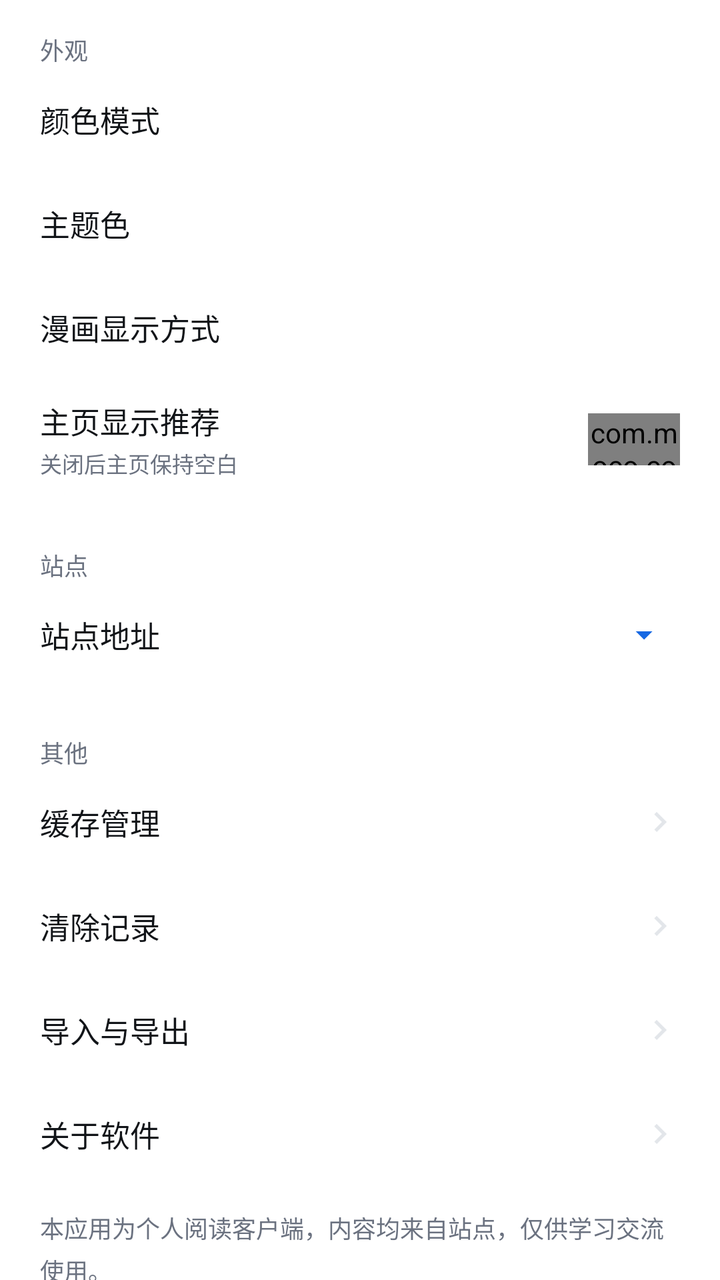
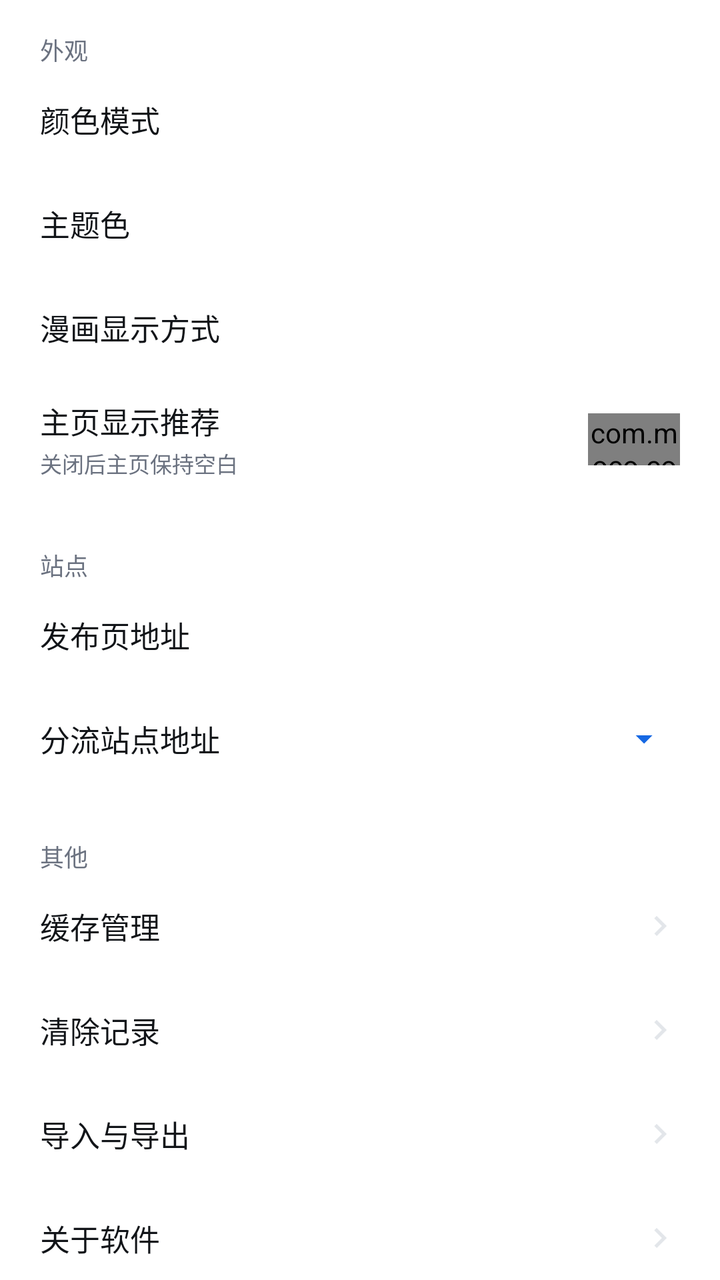

An Android layout rendered at two revisions. The XML below is the earlier revision; the diff shows what the commit changed to produce the second picture.
<!-- AndroidManifest.xml: application theme Theme.ComicSearch -->
<!-- res/layout/settings_content.xml -->
<?xml version="1.0" encoding="utf-8"?>
<ScrollView xmlns:android="http://schemas.android.com/apk/res/android"
    android:layout_width="match_parent"
    android:layout_height="match_parent"
    android:background="@color/bg"
    android:scrollbars="none">

    <LinearLayout
        android:layout_width="match_parent"
        android:layout_height="wrap_content"
        android:orientation="vertical"
        android:paddingBottom="28dp">

        <TextView
            android:layout_width="wrap_content"
            android:layout_height="wrap_content"
            android:layout_marginStart="20dp"
            android:layout_marginTop="16dp"
            android:text="@string/section_appearance"
            android:textColor="@color/muted"
            android:textSize="12sp" />

        <LinearLayout
            android:id="@+id/rowTheme"
            android:layout_width="match_parent"
            android:layout_height="52dp"
            android:orientation="horizontal"
            android:gravity="center_vertical"
            android:paddingStart="20dp"
            android:paddingEnd="20dp"
            android:clickable="true"
            android:focusable="true"
            android:background="?attr/selectableItemBackground">

            <TextView
                android:layout_width="0dp"
                android:layout_height="wrap_content"
                android:layout_weight="1"
                android:text="@string/theme_mode"
                android:textColor="@color/on_surface"
                android:textSize="15sp" />

            <TextView
                android:id="@+id/themeValue"
                android:layout_width="wrap_content"
                android:layout_height="wrap_content"
                android:textColor="@color/muted"
                android:textSize="13sp" />
        </LinearLayout>

        <LinearLayout
            android:id="@+id/rowAccent"
            android:layout_width="match_parent"
            android:layout_height="52dp"
            android:orientation="horizontal"
            android:gravity="center_vertical"
            android:paddingStart="20dp"
            android:paddingEnd="20dp"
            android:clickable="true"
            android:focusable="true"
            android:background="?attr/selectableItemBackground">

            <TextView
                android:layout_width="0dp"
                android:layout_height="wrap_content"
                android:layout_weight="1"
                android:text="@string/theme_accent"
                android:textColor="@color/on_surface"
                android:textSize="15sp" />

            <TextView
                android:id="@+id/accentValue"
                android:layout_width="wrap_content"
                android:layout_height="wrap_content"
                android:textColor="@color/muted"
                android:textSize="13sp" />
        </LinearLayout>

        <LinearLayout
            android:id="@+id/rowViewMode"
            android:layout_width="match_parent"
            android:layout_height="52dp"
            android:orientation="horizontal"
            android:gravity="center_vertical"
            android:paddingStart="20dp"
            android:paddingEnd="20dp"
            android:clickable="true"
            android:focusable="true"
            android:background="?attr/selectableItemBackground">

            <TextView
                android:layout_width="0dp"
                android:layout_height="wrap_content"
                android:layout_weight="1"
                android:text="@string/view_mode"
                android:textColor="@color/on_surface"
                android:textSize="15sp" />

            <TextView
                android:id="@+id/viewModeValue"
                android:layout_width="wrap_content"
                android:layout_height="wrap_content"
                android:textColor="@color/muted"
                android:textSize="13sp" />
        </LinearLayout>

        <LinearLayout
            android:id="@+id/rowHomeRecommend"
            android:layout_width="match_parent"
            android:layout_height="60dp"
            android:orientation="horizontal"
            android:gravity="center_vertical"
            android:paddingStart="20dp"
            android:paddingEnd="20dp"
            android:clickable="true"
            android:focusable="true"
            android:background="?attr/selectableItemBackground">

            <LinearLayout
                android:layout_width="0dp"
                android:layout_height="wrap_content"
                android:layout_weight="1"
                android:orientation="vertical">

                <TextView
                    android:layout_width="wrap_content"
                    android:layout_height="wrap_content"
                    android:text="@string/home_recommend"
                    android:textColor="@color/on_surface"
                    android:textSize="15sp" />

                <TextView
                    android:layout_width="wrap_content"
                    android:layout_height="wrap_content"
                    android:layout_marginTop="2dp"
                    android:text="@string/home_recommend_hint"
                    android:textColor="@color/muted"
                    android:textSize="11sp" />
            </LinearLayout>

            <com.moco.comicsearch.PillSwitch
                android:id="@+id/swHomeRecommend"
                android:layout_width="46dp"
                android:layout_height="26dp" />
        </LinearLayout>

        <TextView
            android:layout_width="wrap_content"
            android:layout_height="wrap_content"
            android:layout_marginStart="20dp"
            android:layout_marginTop="24dp"
            android:text="@string/section_site"
            android:textColor="@color/muted"
            android:textSize="12sp" />

        <LinearLayout
            android:id="@+id/rowSite"
            android:layout_width="match_parent"
            android:layout_height="52dp"
            android:orientation="horizontal"
            android:gravity="center_vertical"
            android:paddingStart="20dp"
            android:paddingEnd="20dp"
            android:clickable="true"
            android:focusable="true"
            android:background="?attr/selectableItemBackground">

            <TextView
                android:layout_width="0dp"
                android:layout_height="wrap_content"
                android:layout_weight="1"
                android:text="@string/site_url"
                android:textColor="@color/on_surface"
                android:textSize="15sp" />

            <TextView
                android:id="@+id/siteValue"
                android:layout_width="wrap_content"
                android:layout_height="wrap_content"
                android:textColor="@color/muted"
                android:textSize="13sp"
                android:maxWidth="200dp"
                android:singleLine="true"
                android:ellipsize="middle" />

            <ImageView
                android:id="@+id/btnMirror"
                android:layout_width="36dp"
                android:layout_height="36dp"
                android:layout_marginStart="2dp"
                android:padding="8dp"
                android:src="@drawable/ic_triangle_down"
                android:contentDescription="@string/pick_mirror_title"
                android:clickable="true"
                android:focusable="true"
                android:background="?attr/selectableItemBackgroundBorderless" />
        </LinearLayout>

        <TextView
            android:layout_width="wrap_content"
            android:layout_height="wrap_content"
            android:layout_marginStart="20dp"
            android:layout_marginTop="24dp"
            android:text="@string/section_other"
            android:textColor="@color/muted"
            android:textSize="12sp" />

        <LinearLayout
            android:id="@+id/rowCacheManage"
            android:layout_width="match_parent"
            android:layout_height="52dp"
            android:orientation="horizontal"
            android:gravity="center_vertical"
            android:paddingStart="20dp"
            android:paddingEnd="20dp"
            android:clickable="true"
            android:focusable="true"
            android:background="?attr/selectableItemBackground">

            <TextView
                android:layout_width="0dp"
                android:layout_height="wrap_content"
                android:layout_weight="1"
                android:text="@string/cache_manage"
                android:textColor="@color/on_surface"
                android:textSize="15sp" />

            <TextView
                android:id="@+id/cacheManageValue"
                android:layout_width="wrap_content"
                android:layout_height="wrap_content"
                android:textColor="@color/muted"
                android:textSize="13sp" />

            <ImageView
                android:layout_width="20dp"
                android:layout_height="20dp"
                android:layout_marginStart="4dp"
                android:src="@drawable/ic_chevron"
                android:contentDescription="@null" />
        </LinearLayout>

        <LinearLayout
            android:id="@+id/rowClearRecords"
            android:layout_width="match_parent"
            android:layout_height="52dp"
            android:orientation="horizontal"
            android:gravity="center_vertical"
            android:paddingStart="20dp"
            android:paddingEnd="20dp"
            android:clickable="true"
            android:focusable="true"
            android:background="?attr/selectableItemBackground">

            <TextView
                android:layout_width="0dp"
                android:layout_height="wrap_content"
                android:layout_weight="1"
                android:text="@string/clear_records"
                android:textColor="@color/on_surface"
                android:textSize="15sp" />

            <ImageView
                android:layout_width="20dp"
                android:layout_height="20dp"
                android:src="@drawable/ic_chevron"
                android:contentDescription="@null" />
        </LinearLayout>

        <LinearLayout
            android:id="@+id/rowImportExport"
            android:layout_width="match_parent"
            android:layout_height="52dp"
            android:orientation="horizontal"
            android:gravity="center_vertical"
            android:paddingStart="20dp"
            android:paddingEnd="20dp"
            android:clickable="true"
            android:focusable="true"
            android:background="?attr/selectableItemBackground">

            <TextView
                android:layout_width="0dp"
                android:layout_height="wrap_content"
                android:layout_weight="1"
                android:text="@string/import_export"
                android:textColor="@color/on_surface"
                android:textSize="15sp" />

            <ImageView
                android:layout_width="20dp"
                android:layout_height="20dp"
                android:src="@drawable/ic_chevron"
                android:contentDescription="@null" />
        </LinearLayout>

        <LinearLayout
            android:id="@+id/rowAbout"
            android:layout_width="match_parent"
            android:layout_height="52dp"
            android:orientation="horizontal"
            android:gravity="center_vertical"
            android:paddingStart="20dp"
            android:paddingEnd="20dp"
            android:clickable="true"
            android:focusable="true"
            android:background="?attr/selectableItemBackground">

            <TextView
                android:layout_width="0dp"
                android:layout_height="wrap_content"
                android:layout_weight="1"
                android:text="@string/about_app"
                android:textColor="@color/on_surface"
                android:textSize="15sp" />

            <TextView
                android:id="@+id/aboutVersionValue"
                android:layout_width="wrap_content"
                android:layout_height="wrap_content"
                android:textColor="@color/muted"
                android:textSize="13sp" />

            <View
                android:id="@+id/aboutDot"
                android:layout_width="8dp"
                android:layout_height="8dp"
                android:layout_marginStart="6dp"
                android:background="@drawable/bg_dot_red"
                android:visibility="gone" />

            <ImageView
                android:layout_width="20dp"
                android:layout_height="20dp"
                android:layout_marginStart="4dp"
                android:src="@drawable/ic_chevron"
                android:contentDescription="@null" />
        </LinearLayout>

        <TextView
            android:layout_width="match_parent"
            android:layout_height="wrap_content"
            android:layout_marginStart="20dp"
            android:layout_marginEnd="20dp"
            android:layout_marginTop="12dp"
            android:text="@string/about_text"
            android:textColor="@color/muted"
            android:textSize="12sp"
            android:lineSpacingExtra="4dp" />
    </LinearLayout>
</ScrollView>
<!-- resources referenced by this layout -->
<resources>
  <color name="bg">#FFFFFF</color>
  <color name="muted">#6B7280</color>
  <color name="on_surface">#111418</color>
  <!-- drawable bg_dot_red (drawable) -->
  <?xml version="1.0" encoding="utf-8"?>
  <shape xmlns:android="http://schemas.android.com/apk/res/android"
      android:shape="oval">
      <solid android:color="@color/danger" />
  </shape>
  <!-- drawable ic_chevron (drawable) -->
  <?xml version="1.0" encoding="utf-8"?>
  <vector xmlns:android="http://schemas.android.com/apk/res/android"
      android:width="24dp"
      android:height="24dp"
      android:viewportWidth="24"
      android:viewportHeight="24"
      android:tint="@color/divider">
      <path
          android:fillColor="#FFFFFF"
          android:pathData="M10 6 8.59 7.41 13.17 12l-4.58 4.59L10 18l6-6z" />
  </vector>
  <!-- drawable ic_triangle_down (drawable) -->
  <?xml version="1.0" encoding="utf-8"?>
  <vector xmlns:android="http://schemas.android.com/apk/res/android"
      android:width="24dp"
      android:height="24dp"
      android:viewportWidth="24"
      android:viewportHeight="24"
      android:tint="?attr/colorPrimary">
      <path
          android:fillColor="#FFFFFF"
          android:pathData="m7 10 5 5 5-5z" />
  </vector>
  <string name="about_app">关于软件</string>
  <string name="about_text">本应用为个人阅读客户端，内容均来自站点，仅供学习交流使用。</string>
  <string name="cache_manage">缓存管理</string>
  <string name="clear_records">清除记录</string>
  <string name="home_recommend">主页显示推荐</string>
  <string name="home_recommend_hint">关闭后主页保持空白</string>
  <string name="import_export">导入与导出</string>
  <string name="pick_mirror_title">选择分流线路</string>
  <string name="section_appearance">外观</string>
  <string name="section_other">其他</string>
  <string name="section_site">站点</string>
  <string name="site_url">站点地址</string>
  <string name="theme_accent">主题色</string>
  <string name="theme_mode">颜色模式</string>
  <string name="view_mode">漫画显示方式</string>
  <style name="Theme.ComicSearch" parent="Theme.ComicSearch.Base">
          <item name="android:windowLightStatusBar">true</item>
          <item name="android:windowLightNavigationBar" tools:targetApi="o_mr1">true</item>
      </style>
  <color name="danger">#D93025</color>
  <color name="divider">#E3E6EA</color>
  <color name="primary">#1668E3</color>
  <color name="primary_dim">#E7EFFC</color>
  <color name="surface">#FFFFFF</color>
  <color name="surface2">#F2F4F7</color>
  <style name="ThemeOverlay.ComicSearch.Dialog" parent="ThemeOverlay.Material3.MaterialAlertDialog">
          <item name="colorSurface">@color/surface2</item>
          <item name="colorOnSurface">@color/on_surface</item>
          <item name="shapeAppearanceCornerExtraSmall">@style/ShapeAppearance.ComicSearch.None</item>
          <item name="shapeAppearanceCornerSmall">@style/ShapeAppearance.ComicSearch.None</item>
          <item name="shapeAppearanceCornerMedium">@style/ShapeAppearance.ComicSearch.None</item>
          <item name="shapeAppearanceCornerLarge">@style/ShapeAppearance.ComicSearch.None</item>
          <item name="shapeAppearanceCornerExtraLarge">@style/ShapeAppearance.ComicSearch.None</item>
      </style>
  <style name="ShapeAppearance.ComicSearch.None" parent="">
          <item name="cornerFamily">rounded</item>
          <item name="cornerSize">0dp</item>
      </style>
  <!-- unchanged entries left out for length: 1 -->
</resources>

<!-- the commit's change to res/layout/settings_content.xml (unified diff, before → after) -->
@@ -154,6 +154,37 @@
             android:textSize="12sp" />
 
         <LinearLayout
+            android:id="@+id/rowPublish"
+            android:layout_width="match_parent"
+            android:layout_height="52dp"
+            android:orientation="horizontal"
+            android:gravity="center_vertical"
+            android:paddingStart="20dp"
+            android:paddingEnd="20dp"
+            android:clickable="true"
+            android:focusable="true"
+            android:background="?attr/selectableItemBackground">
+
+            <TextView
+                android:layout_width="0dp"
+                android:layout_height="wrap_content"
+                android:layout_weight="1"
+                android:text="@string/publish_url"
+                android:textColor="@color/on_surface"
+                android:textSize="15sp" />
+
+            <TextView
+                android:id="@+id/publishValue"
+                android:layout_width="wrap_content"
+                android:layout_height="wrap_content"
+                android:textColor="@color/muted"
+                android:textSize="13sp"
+                android:maxWidth="200dp"
+                android:singleLine="true"
+                android:ellipsize="middle" />
+        </LinearLayout>
+
+        <LinearLayout
             android:id="@+id/rowSite"
             android:layout_width="match_parent"
             android:layout_height="52dp"
@@ -169,7 +200,7 @@
                 android:layout_width="0dp"
                 android:layout_height="wrap_content"
                 android:layout_weight="1"
-                android:text="@string/site_url"
+                android:text="@string/mirror_site_url"
                 android:textColor="@color/on_surface"
                 android:textSize="15sp" />
 
@@ -190,7 +221,7 @@
                 android:layout_marginStart="2dp"
                 android:padding="8dp"
                 android:src="@drawable/ic_triangle_down"
-                android:contentDescription="@string/pick_mirror_title"
+                android:contentDescription="@string/mirror_site_url"
                 android:clickable="true"
                 android:focusable="true"
                 android:background="?attr/selectableItemBackgroundBorderless" />
<!-- resource entries referenced after the edit -->
@@ -40,11 +40,11 @@
   <string name="home_recommend">主页显示推荐</string>
   <string name="home_recommend_hint">关闭后主页保持空白</string>
   <string name="import_export">导入与导出</string>
-  <string name="pick_mirror_title">选择分流线路</string>
+  <string name="mirror_site_url">分流站点地址</string>
+  <string name="publish_url">发布页地址</string>
   <string name="section_appearance">外观</string>
   <string name="section_other">其他</string>
   <string name="section_site">站点</string>
-  <string name="site_url">站点地址</string>
   <string name="theme_accent">主题色</string>
   <string name="theme_mode">颜色模式</string>
   <string name="view_mode">漫画显示方式</string>
